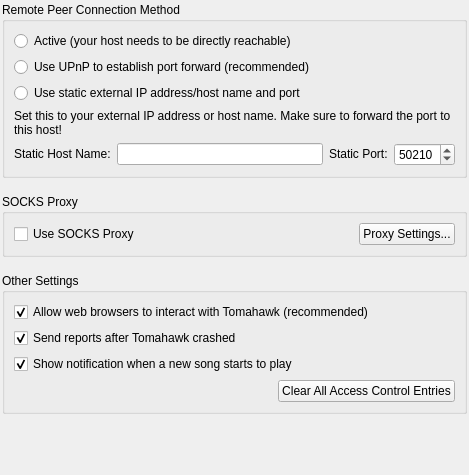
First picture: the form in src/tomahawk/Settings_Advanced.ui, repository tomahawk-player/tomahawk, before the edit.
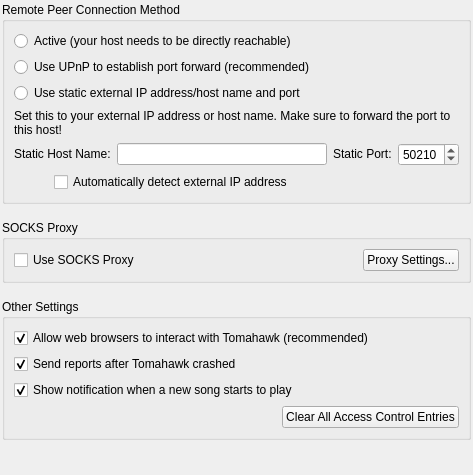
Second picture: the form after the edit.

Commit message: Add an option to automatically detect the external IP(v4)

What changed in the file:
```diff
--- a/src/tomahawk/Settings_Advanced.ui
+++ b/src/tomahawk/Settings_Advanced.ui
@@ -6,7 +6,7 @@
    <rect>
     <x>0</x>
     <y>0</y>
-    <width>469</width>
+    <width>473</width>
     <height>475</height>
    </rect>
   </property>
@@ -109,6 +109,33 @@
         </item>
        </layout>
       </item>
+      <item>
+       <layout class="QHBoxLayout" name="horizontalLayout">
+        <item>
+         <spacer name="horizontalSpacer">
+          <property name="orientation">
+           <enum>Qt::Horizontal</enum>
+          </property>
+          <property name="sizeType">
+           <enum>QSizePolicy::Fixed</enum>
+          </property>
+          <property name="sizeHint" stdset="0">
+           <size>
+            <width>40</width>
+            <height>20</height>
+           </size>
+          </property>
+         </spacer>
+        </item>
+        <item>
+         <widget class="QCheckBox" name="autoDetectIpCheckBox">
+          <property name="text">
+           <string>Automatically detect external IP address</string>
+          </property>
+         </widget>
+        </item>
+       </layout>
+      </item>
      </layout>
     </widget>
    </item>
```
The commit also changes 6 other files.
